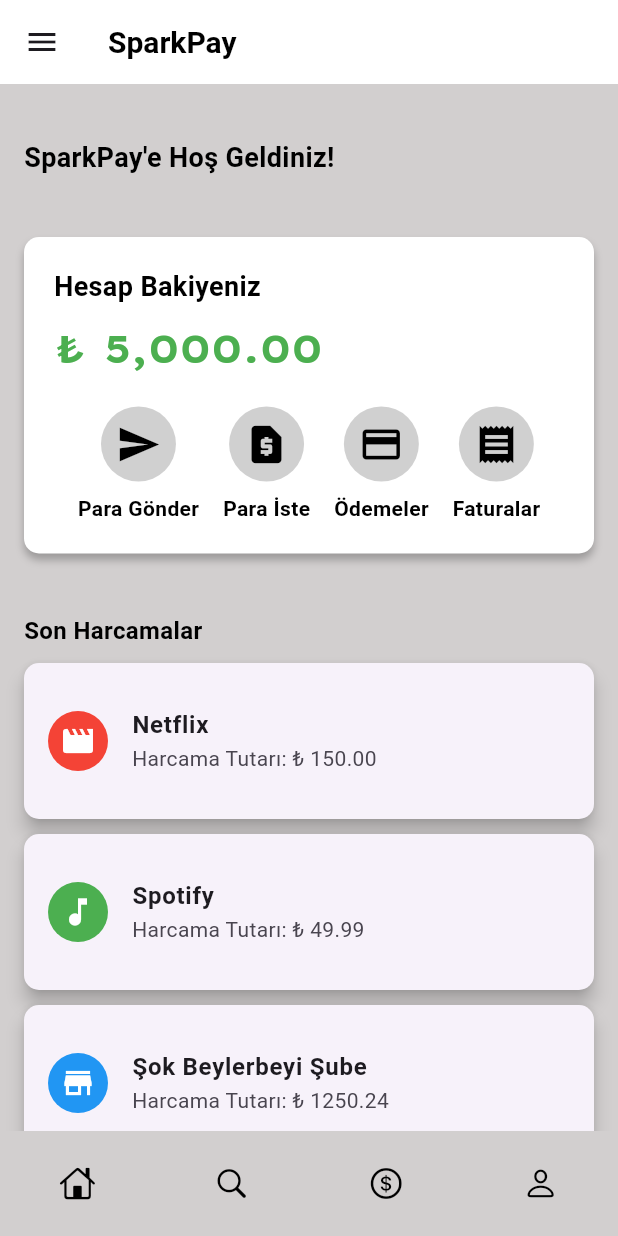
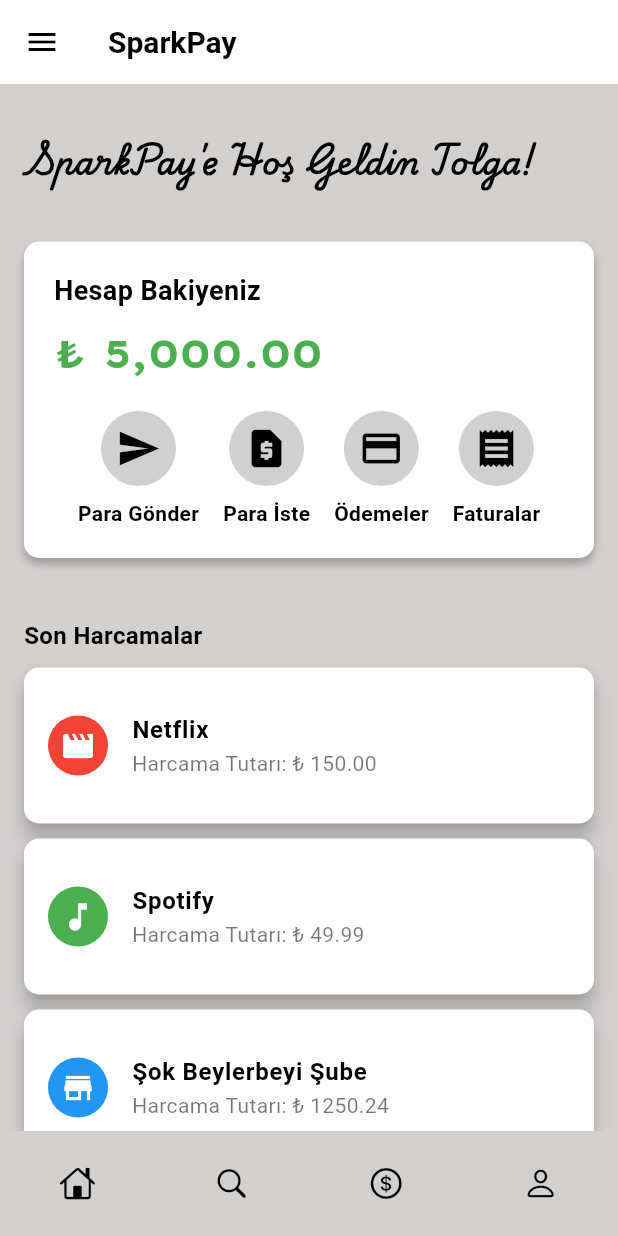
Before and after one commit to tollgaa/SparkPay-Flutter, a Flutter app: the HomeScreen screen opened by its route, on a phone screen of 412 x 824 dp. Run offline on Flutter 3.47's test engine with Material 3 defaults, Android fonts, the phone set to English and light mode, and no system bars; our stand-ins replace go_router; Roboto replaces fonts that are missing (Montserrat).

Commit message:
Update
-Yeni font kullanımı gerçekleştirildi.
-Gece modunda alınan hatalar giderildi.
-Çıkış yap butonu güncellendi.

```diff
--- a/lib/core/constants.dart
+++ b/lib/core/constants.dart
@@ -7,9 +7,9 @@
 const Color GunduzAppBarRengi = Colors.white;
 
 
-const Color GeceArkaPlanRengi = Color.fromARGB(255, 18, 18, 18); // Darker background
+const Color GeceArkaPlanRengi = Color.fromARGB(255, 18, 18, 18);
 const Color GeceMetinRengi = Colors.white;
-const Color GeceAppBarRengi = Color.fromARGB(255, 33, 33, 33); // Darker app bar
+const Color GeceAppBarRengi = Color.fromARGB(255, 33, 33, 33);
 
 
 const String fontFamily = 'Montserrat';
--- a/lib/screens/currency_screen.dart
+++ b/lib/screens/currency_screen.dart
@@ -17,7 +17,7 @@
       appBar: AppBar(
         title: const Text(
           "Döviz Kurları (Son Güncellenme: 02:22  6/12/2024 )",
-          style: TextStyle(fontWeight: FontWeight.w700, fontFamily: 'Montserrat'),
+          style: TextStyle(fontWeight: FontWeight.w700, fontFamily: 'Playwrite India',),
         ),
       ),
       body: CurrencyList(currencies: currencies),
--- a/lib/screens/home_screen.dart
+++ b/lib/screens/home_screen.dart
@@ -3,7 +3,6 @@
 import 'package:provider/provider.dart';
 import '../core/theme_provider.dart';
 import '../widgets/bottom_menu.dart';
-
 
 class HomeScreen extends StatelessWidget {
   const HomeScreen({super.key});
@@ -15,8 +14,16 @@
     return Scaffold(
       appBar: AppBar(
         title: const Text('SparkPay'),
+        iconTheme: IconThemeData(
+          color: themeProvider.isDarkMode ? Colors.white : Colors.black, // Menü ikonu rengi
+        ),
+        backgroundColor:
+            themeProvider.isDarkMode ? Colors.black : Colors.white, // AppBar arka planı
       ),
       drawer: Drawer(
+        backgroundColor: themeProvider.isDarkMode
+            ? Colors.grey[900] // Gece modu arka plan
+            : Colors.white,    // Gündüz modu arka plan
         child: Column(
           children: [
             SizedBox(
@@ -33,10 +40,12 @@
                     ),
                   ),
                   const SizedBox(height: 10),
-                  const Text(
+                  Text(
                     'Tolga',
                     style: TextStyle(
-                      color: Colors.black,
+                      color: themeProvider.isDarkMode
+                          ? Colors.white
+                          : Colors.black,
                       fontSize: 18,
                     ),
                   ),
@@ -44,27 +53,59 @@
               ),
             ),
             ListTile(
-              leading: const Icon(CupertinoIcons.home),
-              title: const Text('Ana Sayfa'),
+              leading: Icon(
+                CupertinoIcons.home,
+                color: themeProvider.isDarkMode ? Colors.white : Colors.black,
+              ),
+              title: Text(
+                'Ana Sayfa',
+                style: TextStyle(
+                  color: themeProvider.isDarkMode ? Colors.white : Colors.black,
+                ),
+              ),
               onTap: () {},
             ),
             ListTile(
-              leading: const Icon(CupertinoIcons.settings),
-              title: const Text('Ayarlar'),
+              leading: Icon(
+                CupertinoIcons.settings,
+                color: themeProvider.isDarkMode ? Colors.white : Colors.black,
+              ),
+              title: Text(
+                'Ayarlar',
+                style: TextStyle(
+                  color: themeProvider.isDarkMode ? Colors.white : Colors.black,
+                ),
+              ),
               onTap: () {},
             ),
             ListTile(
-              leading: const Icon(CupertinoIcons.person_2),
-              title: const Text('Bize Ulaşın'),
+              leading: Icon(
+                CupertinoIcons.person_2,
+                color: themeProvider.isDarkMode ? Colors.white : Colors.black,
+              ),
+              title: Text(
+                'Bize Ulaşın',
+                style: TextStyle(
+                  color: themeProvider.isDarkMode ? Colors.white : Colors.black,
+                ),
+              ),
               onTap: () {},
             ),
             ListTile(
-              leading: Icon(themeProvider.isDarkMode
-                  ? Icons.light_mode
-                  : Icons.dark_mode),
-              title: Text(themeProvider.isDarkMode
-                  ? 'Gündüz Modu'
-                  : 'Gece Modu'),
+              leading: Icon(
+                themeProvider.isDarkMode
+                    ? Icons.light_mode
+                    : Icons.dark_mode,
+                color: themeProvider.isDarkMode ? Colors.white : Colors.black,
+              ),
+              title: Text(
+                themeProvider.isDarkMode
+                    ? 'Gündüz Modu'
+                    : 'Gece Modu',
+                style: TextStyle(
+                  color: themeProvider.isDarkMode ? Colors.white : Colors.black,
+                ),
+              ),
               onTap: () {
                 themeProvider.toggleTheme();
               },
@@ -81,26 +122,29 @@
             children: [
               const SizedBox(height: 20),
               Text(
-                 "SparkPay'e Hoş Geldiniz!",
-                  style: TextStyle(
-                  fontSize: 18,
+                "SparkPay'e Hoş Geldin Tolga!",
+                style: TextStyle(
+                  fontFamily: 'Playwrite India',
+                  fontSize: 20,
                   fontWeight: FontWeight.bold,
                   color: themeProvider.isDarkMode ? Colors.white : Colors.black,
-                    ),
-                  ),
+                ),
+              ),
               const SizedBox(height: 40),
               Container(
                 padding: const EdgeInsets.all(20),
                 width: double.infinity,
                 decoration: BoxDecoration(
-                  color: themeProvider.isDarkMode ? Colors.black : Colors.white,
+                  color: themeProvider.isDarkMode
+                      ? Colors.black
+                      : Colors.white,
                   borderRadius: BorderRadius.circular(10),
                   boxShadow: [
                     BoxShadow(
                       color: themeProvider.isDarkMode
                           ? Colors.white12
                           : Colors.black26,
-                      offset: Offset(0, 4),
+                      offset: const Offset(0, 4),
                       blurRadius: 4,
                     ),
                   ],
@@ -113,7 +157,9 @@
                       style: TextStyle(
                         fontSize: 18,
                         fontWeight: FontWeight.bold,
-                        color: themeProvider.isDarkMode ? Colors.white : Colors.black,
+                        color: themeProvider.isDarkMode
+                            ? Colors.white
+                            : Colors.black,
                       ),
                     ),
                     const SizedBox(height: 10),
@@ -128,7 +174,8 @@
                     ),
                     const SizedBox(height: 20),
                     Row(
-                      mainAxisAlignment: MainAxisAlignment.spaceEvenly,
+                      mainAxisAlignment:
+                          MainAxisAlignment.spaceEvenly,
                       children: [
                         _buildActionButton(
                           icon: Icons.send,
@@ -157,15 +204,24 @@
                 style: TextStyle(
                   fontSize: 16,
                   fontWeight: FontWeight.bold,
-                  color: themeProvider.isDarkMode ? Colors.white : Colors.black,
+                  color: themeProvider.isDarkMode
+                      ? Colors.white
+                      : Colors.black,
                 ),
               ),
               const SizedBox(height: 10),
               Column(
                 children: [
-                  _buildExpenseCard('Netflix', '₺ 150.00', Colors.red, Icons.movie),
-                  _buildExpenseCard('Spotify', '₺ 49.99', Colors.green, Icons.music_note),
-                  _buildExpenseCard('Şok Beylerbeyi Şube', '₺ 1250.24', Colors.blue, Icons.store),
+                  _buildExpenseCard('Netflix', '₺ 150.00',
+                      Colors.red, Icons.movie, themeProvider),
+                  _buildExpenseCard('Spotify', '₺ 49.99',
+                      Colors.green, Icons.music_note, themeProvider),
+                  _buildExpenseCard(
+                      'Şok Beylerbeyi Şube',
+                      '₺ 1250.24',
+                      Colors.blue,
+                      Icons.store,
+                      themeProvider),
                 ],
               ),
             ],
@@ -176,10 +232,14 @@
     );
   }
 
-  Widget _buildExpenseCard(String title, String amount, Color color, IconData icon) {
+  Widget _buildExpenseCard(String title, String amount, Color color,
+      IconData icon, ThemeProvider themeProvider) {
     return Card(
       margin: const EdgeInsets.only(bottom: 10),
       elevation: 5,
+      color: themeProvider.isDarkMode
+          ? Colors.grey[850]
+          : Colors.white,
       shape: RoundedRectangleBorder(
         borderRadius: BorderRadius.circular(10),
       ),
@@ -194,25 +254,35 @@
         ),
         title: Text(
           title,
-          style: const TextStyle(
+          style: TextStyle(
             fontSize: 16,
             fontWeight: FontWeight.bold,
+            color: themeProvider.isDarkMode
+                ? Colors.white
+                : Colors.black,
           ),
         ),
         subtitle: Text(
           "Harcama Tutarı: $amount",
-          style: const TextStyle(fontSize: 14),
+          style: TextStyle(
+            fontSize: 14,
+            color: themeProvider.isDarkMode
+                ? Colors.grey[400]
+                : Colors.black54,
+          ),
         ),
       ),
     );
   }
 
-  Widget _buildActionButton({required IconData icon, required String label}) {
+  Widget _buildActionButton(
+      {required IconData icon, required String label}) {
     return Column(
       children: [
         CircleAvatar(
           radius: 25,
-          backgroundColor: const Color.fromARGB(255, 208, 208, 208),
+          backgroundColor:
+              const Color.fromARGB(255, 208, 208, 208),
           child: Icon(
             icon,
             size: 30,
@@ -222,7 +292,8 @@
         const SizedBox(height: 8),
         Text(
           label,
-          style: const TextStyle(fontSize: 14, fontWeight: FontWeight.bold),
+          style: const TextStyle(
+              fontSize: 14, fontWeight: FontWeight.bold),
         ),
       ],
     );
--- a/lib/screens/search_screen.dart
+++ b/lib/screens/search_screen.dart
@@ -16,7 +16,7 @@
           'Arama Ekranı',
           style: TextStyle(
             fontWeight: FontWeight.w700,
-            fontFamily: 'Montserrat',
+            fontFamily: 'Playwrite India',
           ),
         ),
         backgroundColor: themeProvider.isDarkMode ? Colors.black : Colors.white,
```
Also changed, not shown: lib/screens/profile_screen.dart (+20 -15 lines).
